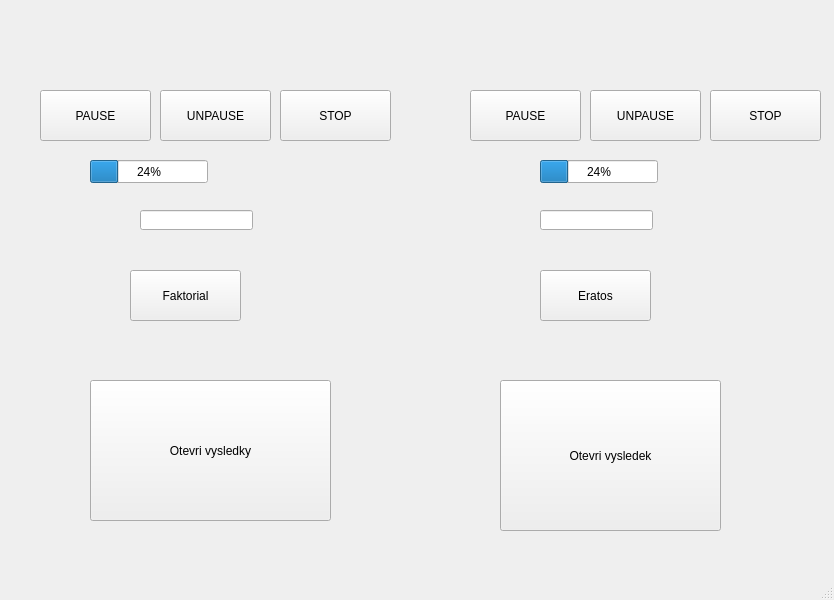
This is mainwindow.ui in filipmiskarik/multithrads as Qt 5 draws it before an edit. The edited form follows.
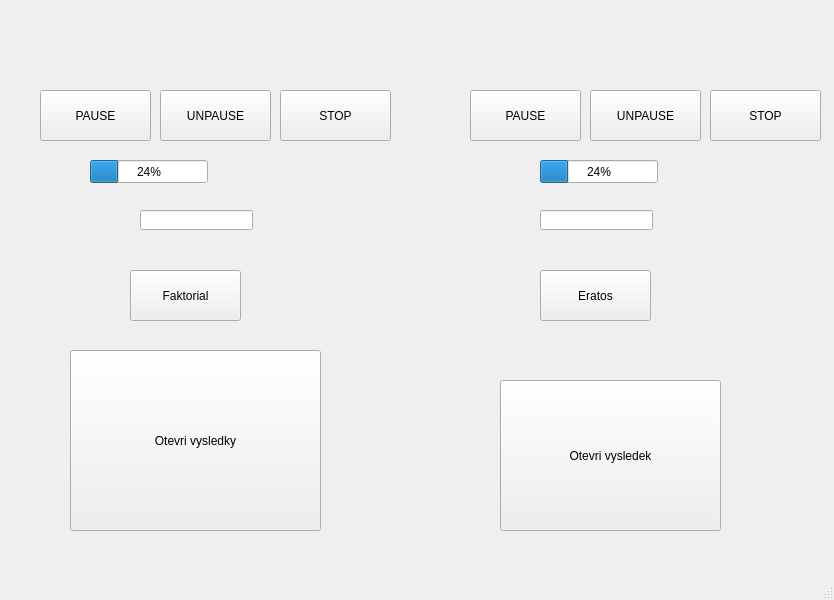
This is the edited form.

Patch:
```diff
--- a/mainwindow.ui
+++ b/mainwindow.ui
@@ -160,10 +160,10 @@
    <widget class="QPushButton" name="pushButtonFact">
     <property name="geometry">
      <rect>
-      <x>90</x>
-      <y>380</y>
-      <width>241</width>
-      <height>141</height>
+      <x>70</x>
+      <y>350</y>
+      <width>251</width>
+      <height>181</height>
      </rect>
     </property>
     <property name="text">
```
